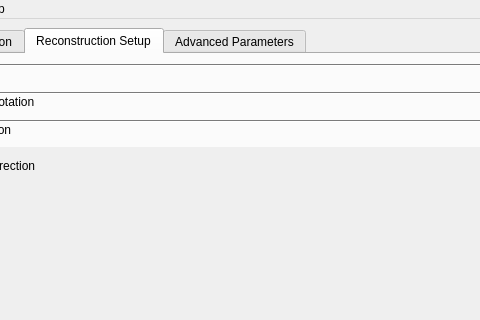
This is src/ui/main_application.ui in ornlneutronimaging/pyMBIR_UI as Qt 5 draws it before an edit; both pictures show x 87 to 567 and y 0 to 320 of the 1196 by 866 pixel window. The edited form follows.
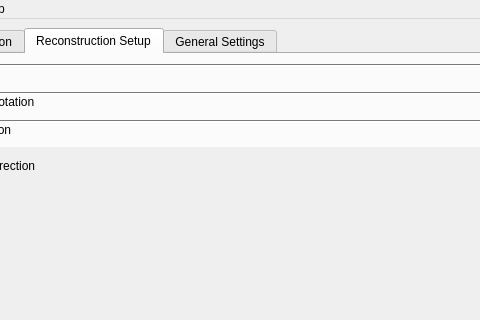
This is the edited form. The open tabs and pages were chosen to show the change. Icons and pictures are not drawn.

```diff
--- a/src/ui/main_application.ui
+++ b/src/ui/main_application.ui
@@ -720,7 +720,7 @@
       </widget>
       <widget class="QWidget" name="tab_3">
        <attribute name="title">
-        <string>Advanced Parameters</string>
+        <string>General Settings</string>
        </attribute>
        <layout class="QVBoxLayout" name="verticalLayout_12">
         <item>
```
Left out of the diff: 162 changed lines with no effect on the pictures.
